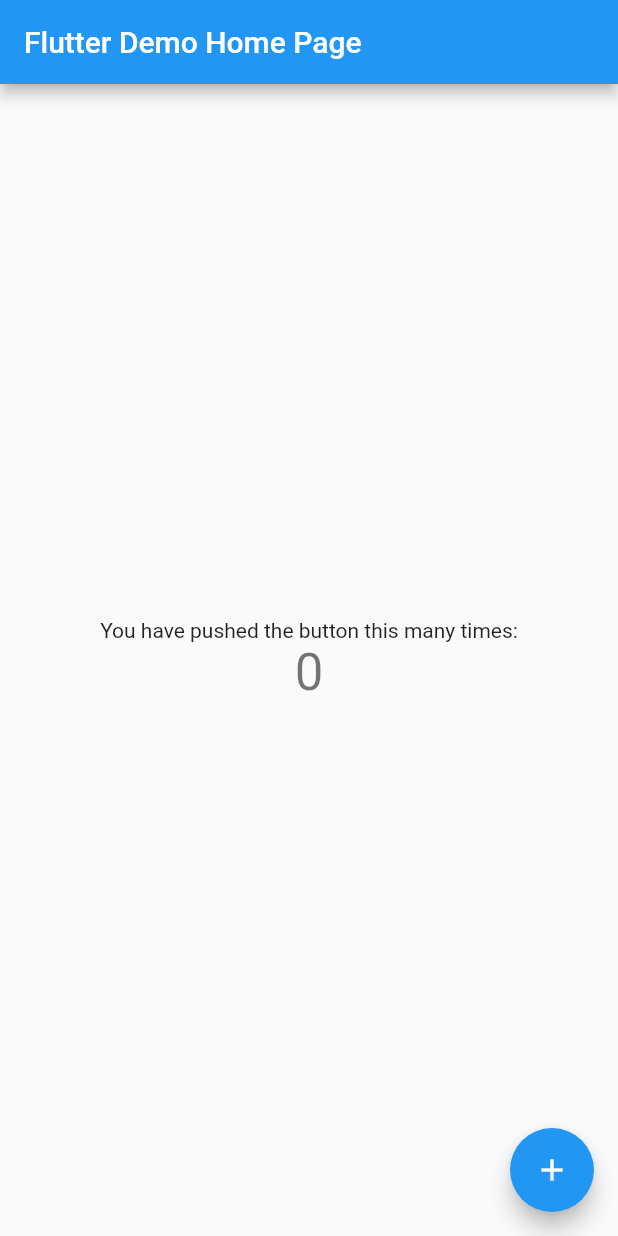
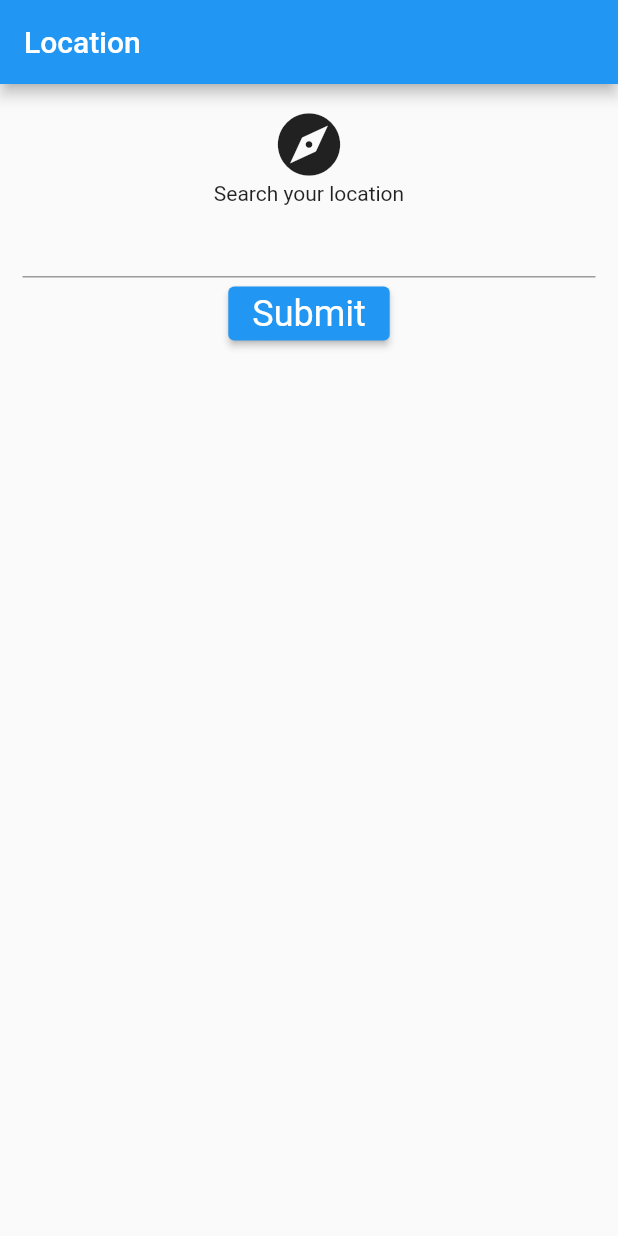
Before and after one commit to Ashmit101/weather-app, a Flutter app: the screen it shows after launch, on a phone screen of 412 x 824 dp. Run offline on Flutter 3.47's test engine with Material 2 defaults, Android fonts, the phone set to English and light mode, and no system bars.

Commit message:
Created the first prototype of the scrren where the location choosing takes place

```diff
--- a/lib/main.dart
+++ b/lib/main.dart
@@ -1,4 +1,5 @@
 import 'package:flutter/material.dart';
+import 'screens/location_chooser.dart';
 
 void main() {
   runApp(MyApp());
@@ -9,105 +10,11 @@
   @override
   Widget build(BuildContext context) {
     return MaterialApp(
-      title: 'Flutter Demo',
+      title: 'Weather',
       theme: ThemeData(
-        // This is the theme of your application.
-        //
-        // Try running your application with "flutter run". You'll see the
-        // application has a blue toolbar. Then, without quitting the app, try
-        // changing the primarySwatch below to Colors.green and then invoke
-        // "hot reload" (press "r" in the console where you ran "flutter run",
-        // or simply save your changes to "hot reload" in a Flutter IDE).
-        // Notice that the counter didn't reset back to zero; the application
-        // is not restarted.
         primarySwatch: Colors.blue,
       ),
-      home: MyHomePage(title: 'Flutter Demo Home Page'),
+      home: LocationChooser(),
     );
   }
 }
-
-class MyHomePage extends StatefulWidget {
-  MyHomePage({Key? key, required this.title}) : super(key: key);
-
-  // This widget is the home page of your application. It is stateful, meaning
-  // that it has a State object (defined below) that contains fields that affect
-  // how it looks.
-
-  // This class is the configuration for the state. It holds the values (in this
-  // case the title) provided by the parent (in this case the App widget) and
-  // used by the build method of the State. Fields in a Widget subclass are
-  // always marked "final".
-
-  final String title;
-
-  @override
-  _MyHomePageState createState() => _MyHomePageState();
-}
-
-class _MyHomePageState extends State<MyHomePage> {
-  int _counter = 0;
-
-  void _incrementCounter() {
-    setState(() {
-      // This call to setState tells the Flutter framework that something has
-      // changed in this State, which causes it to rerun the build method below
-      // so that the display can reflect the updated values. If we changed
-      // _counter without calling setState(), then the build method would not be
-      // called again, and so nothing would appear to happen.
-      _counter++;
-    });
-  }
-
-  @override
-  Widget build(BuildContext context) {
-    // This method is rerun every time setState is called, for instance as done
-    // by the _incrementCounter method above.
-    //
-    // The Flutter framework has been optimized to make rerunning build methods
-    // fast, so that you can just rebuild anything that needs updating rather
-    // than having to individually change instances of widgets.
-    return Scaffold(
-      appBar: AppBar(
-        // Here we take the value from the MyHomePage object that was created by
-        // the App.build method, and use it to set our appbar title.
-        title: Text(widget.title),
-      ),
-      body: Center(
-        // Center is a layout widget. It takes a single child and positions it
-        // in the middle of the parent.
-        child: Column(
-          // Column is also a layout widget. It takes a list of children and
-          // arranges them vertically. By default, it sizes itself to fit its
-          // children horizontally, and tries to be as tall as its parent.
-          //
-          // Invoke "debug painting" (press "p" in the console, choose the
-          // "Toggle Debug Paint" action from the Flutter Inspector in Android
-          // Studio, or the "Toggle Debug Paint" command in Visual Studio Code)
-          // to see the wireframe for each widget.
-          //
-          // Column has various properties to control how it sizes itself and
-          // how it positions its children. Here we use mainAxisAlignment to
-          // center the children vertically; the main axis here is the vertical
-          // axis because Columns are vertical (the cross axis would be
-          // horizontal).
-          mainAxisAlignment: MainAxisAlignment.center,
-          children: <Widget>[
-            Text(
-              'You have pushed the button this many times:',
-            ),
-            Text(
-              '$_counter',
-              style: Theme.of(context).textTheme.headline4,
-            ),
-          ],
-        ),
-      ),
-      floatingActionButton: FloatingActionButton(
-        onPressed: _incrementCounter,
-        tooltip: 'Increment',
-        child: Icon(Icons.add),
-      ), // This trailing comma makes auto-formatting nicer for build methods.
-    );
-  }
-}
--- /dev/null
+++ b/lib/screens/location_chooser.dart
@@ -0,0 +1,43 @@
+import 'package:flutter/material.dart';
+
+class LocationChooser extends StatefulWidget {
+  const LocationChooser({Key? key}) : super(key: key);
+
+  @override
+  _LocationChooserState createState() => _LocationChooserState();
+}
+
+class _LocationChooserState extends State<LocationChooser> {
+  @override
+  Widget build(BuildContext context) {
+    final ButtonStyle buttonStyle =
+        ElevatedButton.styleFrom(textStyle: TextStyle(fontSize: 24));
+    TextEditingController locationTextController = TextEditingController();
+
+    return Scaffold(
+      appBar: AppBar(
+        title: Text('Location'),
+      ),
+      body: Container(
+        padding: EdgeInsets.all(15.0),
+        child: Column(
+          children: [
+            Icon(
+              Icons.explore,
+              size: 50,
+            ),
+            Text("Search your location"),
+            TextField(
+              controller: locationTextController,
+            ),
+            ElevatedButton(
+              style: buttonStyle,
+              onPressed: () {},
+              child: Text('Submit'),
+            ),
+          ],
+        ),
+      ),
+    );
+  }
+}
```
